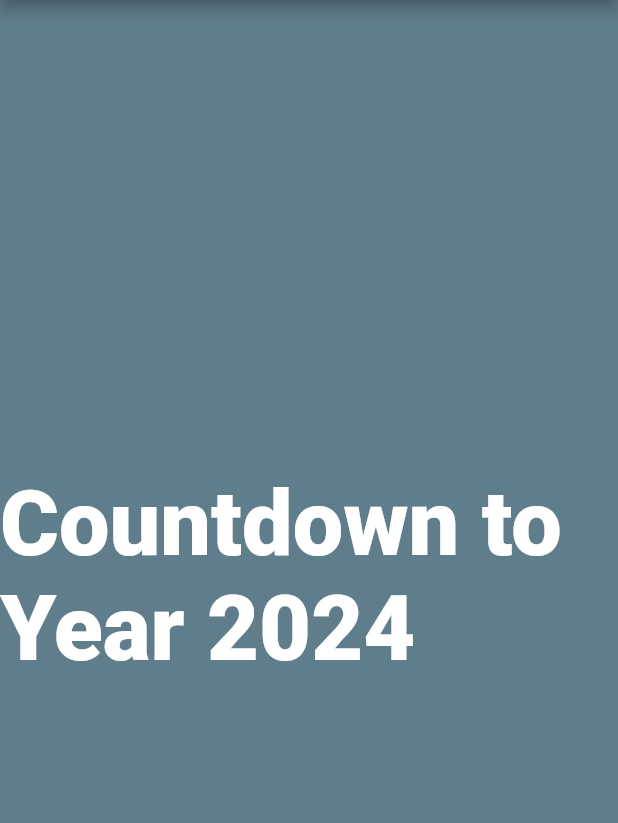
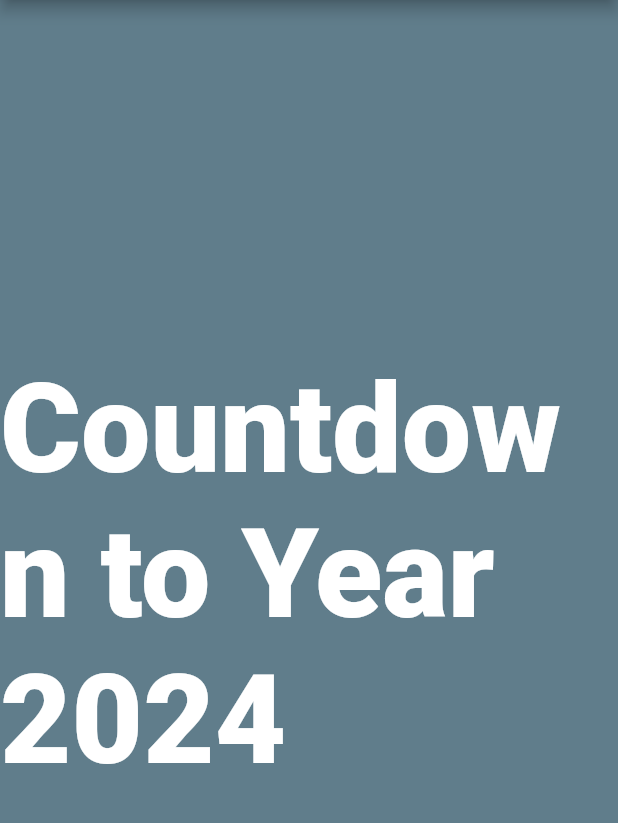
Before and after one commit to sudo-mumo/newyearcountdown, a Flutter app: the first screen one second after launch, on a phone screen of 412 x 824 dp, the part 84-907 px from its top. Run offline on Flutter 3.47's test engine with Material 2 defaults, Android fonts, the phone set to English and light mode, and no system bars.

Commit message:
added fractional text sizing

```diff
--- a/lib/main.dart
+++ b/lib/main.dart
@@ -8,8 +8,59 @@ void main() {
       theme: ThemeData(
         primarySwatch: Colors.blue,
       ),
-      home: const HomePage(title: "New Year Countdown"),
+      home: const Layouts(),
       debugShowCheckedModeBanner: false,
     ),
   );
 }
+
+class Layouts extends StatefulWidget {
+  const Layouts({super.key});
+
+  @override
+  LayoutsState createState() => LayoutsState();
+}
+
+class LayoutsState extends State<Layouts> {
+  @override
+  Widget build(BuildContext context) {
+    return LayoutBuilder(
+      builder: (context, constraints) {
+        if (constraints.maxWidth > 800) {
+          return const DesktopLayout();
+        } else if (constraints.maxWidth > 600) {
+          return const TabletLayout();
+        } else {
+          return const MobileLayout();
+        }
+      },
+    );
+  }
+}
+
+class DesktopLayout extends StatelessWidget {
+  const DesktopLayout({super.key});
+
+  @override
+  Widget build(BuildContext context) {
+    return const HomePage(title: "New Year Countdown");
+  }
+}
+
+class TabletLayout extends StatelessWidget {
+  const TabletLayout({super.key});
+
+  @override
+  Widget build(BuildContext context) {
+    return const HomePage(title: "New Year Countdown");
+  }
+}
+
+class MobileLayout extends StatelessWidget {
+  const MobileLayout({super.key});
+
+  @override
+  Widget build(BuildContext context) {
+    return const HomePage(title: "New Year Countdown");
+  }
+}
--- a/lib/screens/home_page.dart
+++ b/lib/screens/home_page.dart
@@ -80,6 +80,7 @@ class _HomePageState extends State<HomePage> {
 
   @override
   Widget build(BuildContext context) {
+    final size = MediaQuery.of(context).size;
     return Scaffold(
       backgroundColor: Colors.blueGrey,
       appBar: AppBar(
@@ -87,10 +88,10 @@ class _HomePageState extends State<HomePage> {
       ),
       body: Center(
         child: itsNewYear
-            ? const Text(
-                'I Wish You All\nA Happy & Prosperous New Year\n2023\nCheers',
+            ? Text(
+                'I Wish You All\nA Happy & Prosperous New Year\n2024\nCheers',
                 style: TextStyle(
-                  fontSize: 60,
+                  fontSize: size.width * 0.2,
                   fontWeight: FontWeight.w900,
                   color: Colors.white,
                 ),
@@ -98,10 +99,10 @@ class _HomePageState extends State<HomePage> {
             : Column(
                 mainAxisAlignment: MainAxisAlignment.center,
                 children: <Widget>[
-                  const Text(
+                  Text(
                     'Countdown to Year 2024',
                     style: TextStyle(
-                      fontSize: 60,
+                      fontSize: size.width * 0.2,
                       fontWeight: FontWeight.w900,
                       color: Colors.white,
                     ),
```
Also changed, not shown: lib/widgets/countdown_widget.dart (+5 -4 lines).
